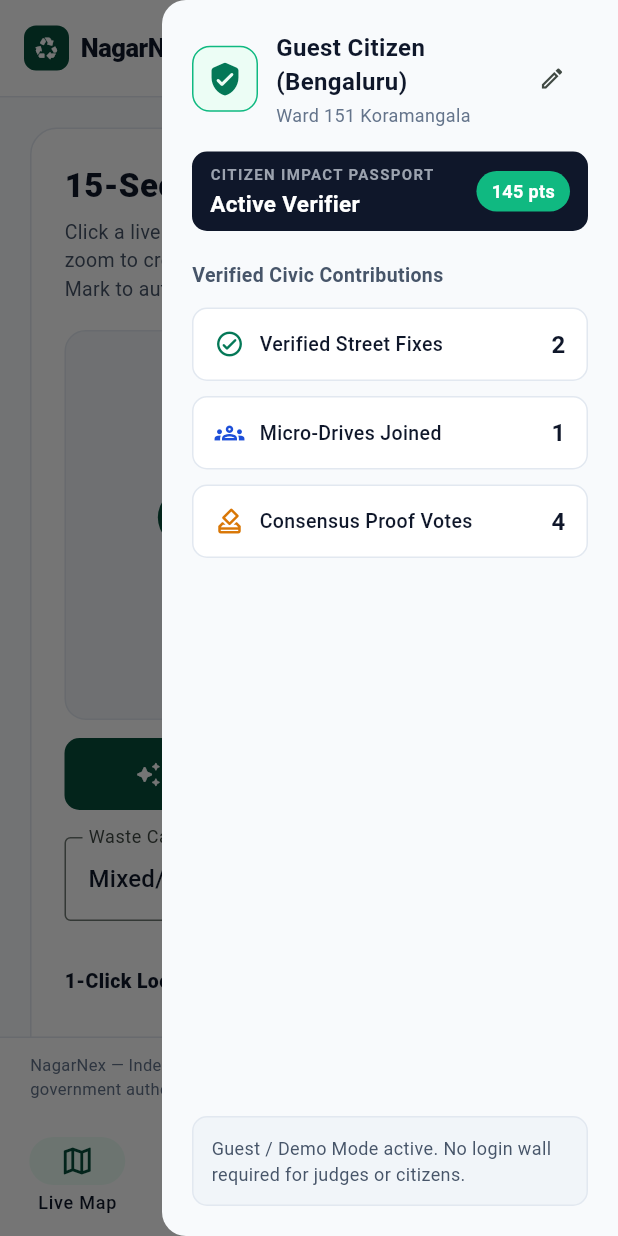
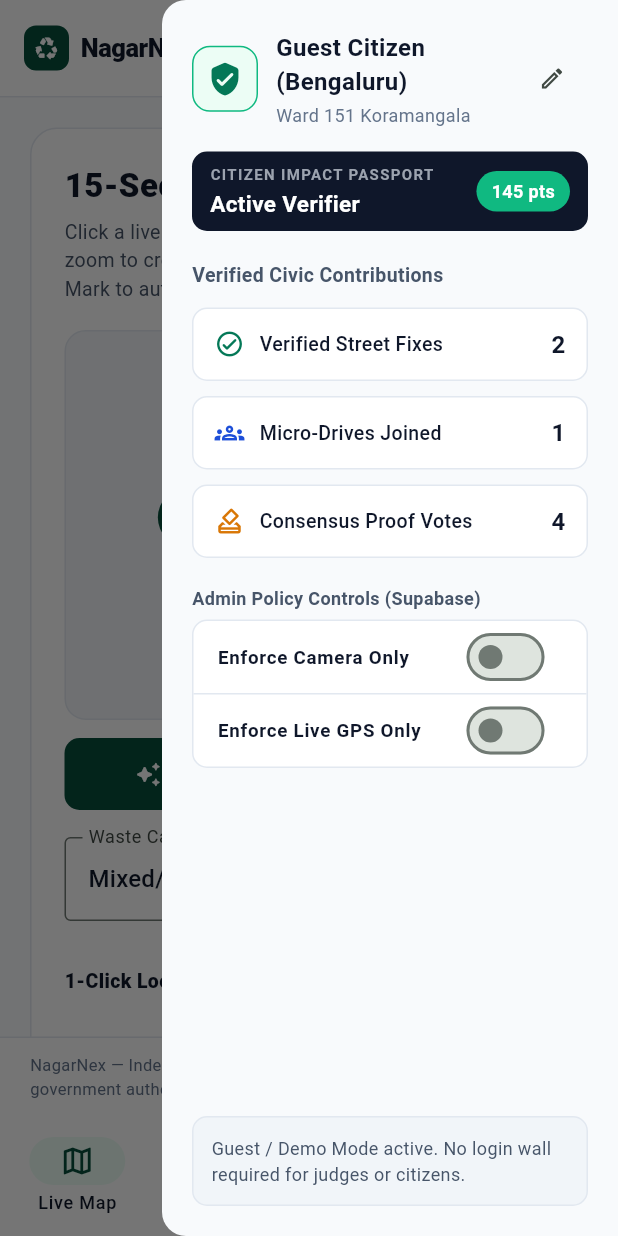
Before and after one commit to solankimayur3534-ops/nagarnex, a Flutter app: the IntakeScreen screen opened by its route, with the side drawer open, on a phone screen of 412 x 824 dp. Run offline on Flutter 3.47's test engine with Material 3 defaults, Android fonts, the phone set to English and light mode, and no system bars; our stand-ins replace flutter_map, flutter_riverpod, geolocator, go_router, image_picker, latlong2 and 3 more; accounts and stored records are empty.

Commit message:
Add Supabase-synced Admin Policy toggles for Camera-only and GPS-only

```diff
--- a/lib/screens/intake_screen.dart
+++ b/lib/screens/intake_screen.dart
@@ -252,6 +252,10 @@ class _IntakeScreenState extends ConsumerState<IntakeScreen> {
 
   @override
   Widget build(BuildContext context) {
+    final appState = ref.watch(nagarNexProvider);
+    final enforceCameraOnly = appState.enforceCameraOnly;
+    final enforceGpsOnly = appState.enforceGpsOnly;
+
     return SingleChildScrollView(
       padding: const EdgeInsets.all(20),
       child: Center(
@@ -470,12 +474,18 @@ class _IntakeScreenState extends ConsumerState<IntakeScreen> {
                                         size: 18),
                                     label: const Text('Click Photo (Camera)'),
                                   ),
+                                  if (!enforceCameraOnly)
                                     OutlinedButton.icon(
                                       onPressed: () =>
                                           _pickPhoto(ImageSource.gallery),
                                       icon: const Icon(Icons.upload_rounded,
                                           size: 18),
                                       label: const Text('Upload Photo'),
+                                    )
+                                  else
+                                    const Chip(
+                                      label: Text('Camera-Only Enforced',
+                                          style: TextStyle(fontSize: 11)),
                                     ),
                                 ],
                               ),
@@ -628,6 +638,7 @@ class _IntakeScreenState extends ConsumerState<IntakeScreen> {
                   ],
                 ),
                 const SizedBox(height: 8),
+                if (!enforceGpsOnly)
                   Wrap(
                     spacing: 8,
                     runSpacing: 6,
@@ -645,12 +656,22 @@ class _IntakeScreenState extends ConsumerState<IntakeScreen> {
                           labelStyle: TextStyle(
                             fontSize: 11.5,
                             fontWeight: FontWeight.w700,
-                          color: active ? Colors.white : AppColors.inkSecondary,
+                            color: active
+                                ? Colors.white
+                                : AppColors.inkSecondary,
                           ),
                           onSelected: (_) => _selectPreset(i),
                         );
                       },
                     ),
+                  )
+                else
+                  const Text(
+                    'Live GPS Enforcement active — tap "1-Click Detect GPS" above.',
+                    style: TextStyle(
+                        fontSize: 11.5,
+                        fontWeight: FontWeight.w600,
+                        color: AppColors.emeraldDark),
                   ),
                 const SizedBox(height: 12),
                 TextFormField(
--- a/lib/widgets/passport_drawer.dart
+++ b/lib/widgets/passport_drawer.dart
@@ -86,7 +86,8 @@ class PassportDrawer extends ConsumerWidget {
 
   @override
   Widget build(BuildContext context, WidgetRef ref) {
-    final profile = ref.watch(nagarNexProvider).profile;
+    final appState = ref.watch(nagarNexProvider);
+    final profile = appState.profile;
 
     return Drawer(
       backgroundColor: AppColors.background,
@@ -230,6 +231,50 @@ class PassportDrawer extends ConsumerWidget {
                 value: '${profile.consensusVotes}',
                 color: AppColors.warning,
               ),
+              const SizedBox(height: 18),
+              const Text(
+                'Admin Policy Controls (Supabase)',
+                style: TextStyle(
+                  fontSize: 12,
+                  fontWeight: FontWeight.w700,
+                  color: AppColors.inkSecondary,
+                ),
+              ),
+              const SizedBox(height: 6),
+              Container(
+                decoration: BoxDecoration(
+                  color: AppColors.surface,
+                  borderRadius: BorderRadius.circular(10),
+                  border: Border.all(color: AppColors.border),
+                ),
+                child: Column(
+                  children: [
+                    SwitchListTile(
+                      dense: true,
+                      title: const Text('Enforce Camera Only',
+                          style: TextStyle(
+                              fontSize: 12.5, fontWeight: FontWeight.w600)),
+                      value: appState.enforceCameraOnly,
+                      activeThumbColor: AppColors.forest,
+                      onChanged: (v) => ref
+                          .read(nagarNexProvider.notifier)
+                          .setAdminEnforcement(enforceCameraOnly: v),
+                    ),
+                    const Divider(height: 1, color: AppColors.border),
+                    SwitchListTile(
+                      dense: true,
+                      title: const Text('Enforce Live GPS Only',
+                          style: TextStyle(
+                              fontSize: 12.5, fontWeight: FontWeight.w600)),
+                      value: appState.enforceGpsOnly,
+                      activeThumbColor: AppColors.forest,
+                      onChanged: (v) => ref
+                          .read(nagarNexProvider.notifier)
+                          .setAdminEnforcement(enforceGpsOnly: v),
+                    ),
+                  ],
+                ),
+              ),
               const Spacer(),
               Container(
                 padding: const EdgeInsets.all(12),
```
Also changed, not shown: lib/services/app_state.dart (+28 -0 lines), lib/services/supabase_service.dart (+38 -0 lines), 1 other file. Lines whose indentation alone changed are shown as unchanged.
